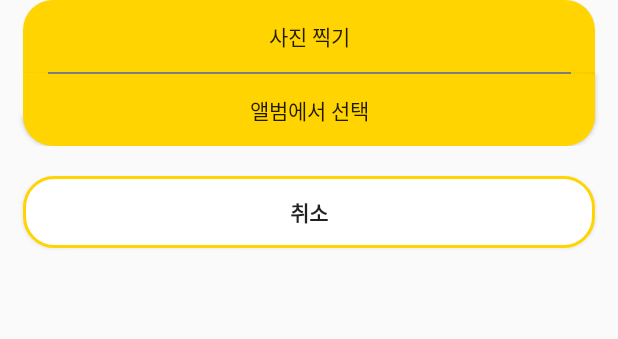
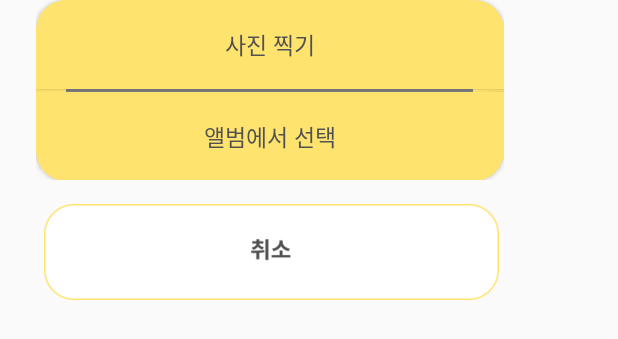
Before and after one commit to Corn-Farmer/CornFarmer-Android, an Android app: the layout image_select_custom_dialog.xml on its own in the app's theme, with its tools: preview values and no code run, on a phone screen of 412 x 824 dp. Shown: the top 339 px of the screen. Run offline under Robolectric (Android 15) with nearby library versions, the light colour scheme and no system bars.

Commit message:
feat: image select custom dialog 디자인
image select ccustom dialog 디자인

```diff
--- a/app/src/main/res/drawable/button_bottomside_round.xml
+++ b/app/src/main/res/drawable/button_bottomside_round.xml
@@ -1,7 +1,7 @@
 <?xml version="1.0" encoding="utf-8"?>
 <shape xmlns:android="http://schemas.android.com/apk/res/android"
     android:shape="rectangle" >
-    <solid android:color="#FFD400" />
+    <solid android:color="#FEE36F" />
     <corners
         android:bottomLeftRadius="20dp"
         android:bottomRightRadius="20dp" />
--- a/app/src/main/res/drawable/button_topside_round.xml
+++ b/app/src/main/res/drawable/button_topside_round.xml
@@ -1,7 +1,7 @@
 <?xml version="1.0" encoding="utf-8"?>
 <shape xmlns:android="http://schemas.android.com/apk/res/android"
     android:shape="rectangle" >
-    <solid android:color="#FFD400" />
+    <solid android:color="#FEE36F" />
     <corners
         android:topLeftRadius="20dp"
         android:topRightRadius="20dp" />
--- a/app/src/main/res/layout/activity_join_profile.xml
+++ b/app/src/main/res/layout/activity_join_profile.xml
@@ -73,7 +73,7 @@
             android:layout_marginStart="134dp"
             android:layout_marginEnd="34dp"
             android:layout_marginTop="154dp"
-            android:src="@drawable/img" />
+            android:src="@drawable/profile_image_plus" />
 
     </RelativeLayout>
 
--- a/app/src/main/res/layout/image_select_custom_dialog.xml
+++ b/app/src/main/res/layout/image_select_custom_dialog.xml
@@ -5,56 +5,55 @@
     android:orientation="vertical">
 
     <LinearLayout
-        android:layout_width="match_parent"
-        android:layout_height="wrap_content"
+        android:layout_width="312dp"
+        android:layout_height="120dp"
         android:gravity="center"
+        android:layout_marginStart="24dp"
+        android:layout_marginEnd="24dp"
         android:orientation="vertical">
 
 
         <Button
             android:id="@+id/select_camera_bt"
-            android:layout_width="match_parent"
-            android:layout_height="wrap_content"
-            android:layout_marginStart="15dp"
-            android:layout_marginEnd="15dp"
+            android:layout_width="312dp"
+            android:textSize="15sp"
+            android:textColor="#515151"
+            android:fontFamily="@font/robotoregular"
+            android:layout_height="59dp"
             android:background="@drawable/button_topside_round"
             android:text="사진 찍기" />
 
 
         <LinearLayout
-            android:layout_width="wrap_content"
-            android:layout_height="match_parent"
+            android:layout_width="312dp"
+            android:layout_height="2dp"
             android:orientation="horizontal">
 
             <View
-                android:layout_width="match_parent"
-                android:layout_height="1dp"
-                android:layout_marginStart="15dp"
-                android:layout_weight="6"
-                android:background="#FFD400" />
+                android:layout_width="20dp"
+                android:layout_height="2dp"
+                android:background="#FEE36F" />
 
             <View
-                android:layout_width="match_parent"
-                android:layout_height="1dp"
-                android:layout_weight="1"
-                android:background="#808080" />
+                android:layout_width="271dp"
+                android:layout_height="2dp"
+                android:background="#7D7D7D" />
 
             <View
-                android:layout_width="match_parent"
-                android:layout_height="1dp"
-                android:layout_marginEnd="15dp"
-                android:layout_weight="6"
-                android:background="#FFD400" />
+                android:layout_width="21dp"
+                android:layout_height="2dp"
+                android:background="#FEE36F" />
 
         </LinearLayout>
 
 
         <Button
-            android:layout_width="match_parent"
-            android:layout_height="wrap_content"
+            android:layout_width="312dp"
+            android:layout_height="59dp"
+            android:textSize="15sp"
+            android:textColor="#515151"
+            android:fontFamily="@font/robotoregular"
             android:layout_below="@+id/select_camera_bt"
-            android:layout_marginStart="15dp"
-            android:layout_marginEnd="15dp"
             android:background="@drawable/button_bottomside_round"
             android:text="앨범에서 선택" />
 
@@ -62,15 +61,14 @@
     </LinearLayout>
 
 
-    <Button
-        android:layout_width="match_parent"
-        android:layout_height="wrap_content"
-        android:layout_marginStart="15dp"
-        android:layout_marginTop="20dp"
-        android:layout_marginEnd="15dp"
-        android:background="@drawable/cancel_button_round"
-        android:text="취소"
-        android:textStyle="bold" />
+    <ImageView
+        android:layout_width="303dp"
+        android:layout_height="64dp"
+        android:layout_marginStart="29dp"
+        android:layout_marginEnd="28dp"
+        android:layout_marginTop="16dp"
+        android:background="@drawable/img_1"
+         />
 
 
 </LinearLayout>
```
Also changed, not shown: app/src/main/res/drawable/img_1.png (added), app/src/main/res/drawable/profile_image_plus.png (renamed from app/src/main/res/drawable/img.png).
